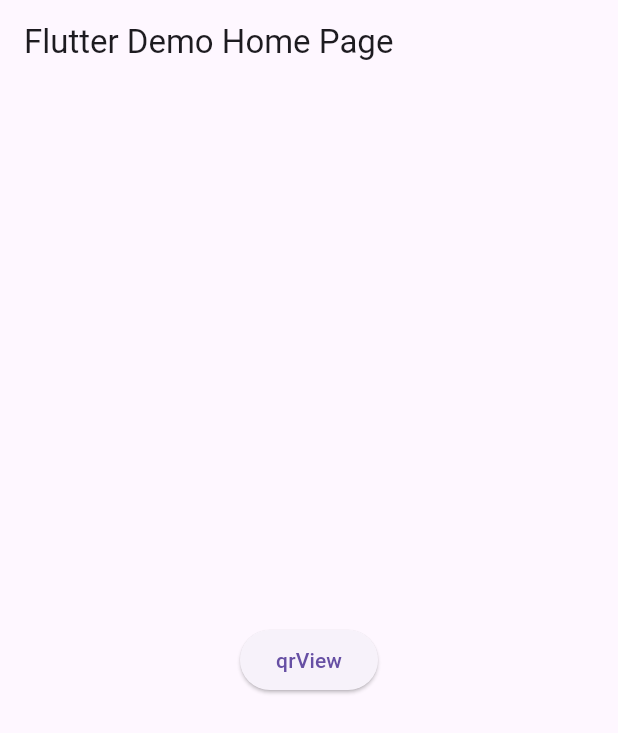
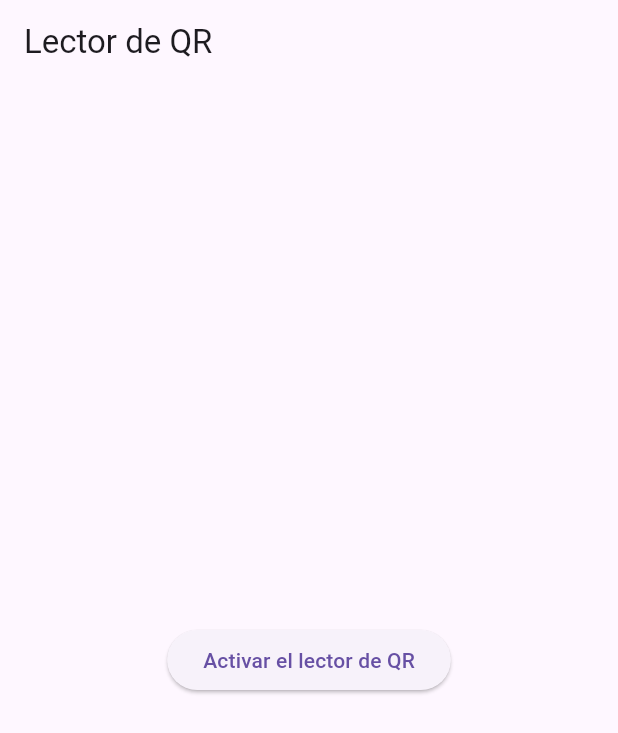
Before and after one commit to dan041223/qr_library, a Flutter app: the screen it shows after launch, on a phone screen of 412 x 824 dp. Shown: the top 733 px of the screen. Run offline on Flutter 3.47's test engine with Material 3 defaults, Android fonts, the light colour scheme and no system bars; missing offline and left inert: qr_code_scanner.

Commit message:
Cambio de los textos al iniciar la app

```diff
--- a/daniel_garcia_app_ev1/lib/main.dart
+++ b/daniel_garcia_app_ev1/lib/main.dart
@@ -13,7 +13,7 @@ class MyApp extends StatelessWidget {
   @override
   Widget build(BuildContext context) {
     return Scaffold(
-      appBar: AppBar(title: const Text('Flutter Demo Home Page')),
+      appBar: AppBar(title: const Text('Lector de QR')),
       body: Center(
         child: ElevatedButton(
           onPressed: () {
@@ -21,7 +21,7 @@ class MyApp extends StatelessWidget {
               builder: (context) => const QRViewExample(),
             ));
           },
-          child: const Text('qrView'),
+          child: const Text('Activar el lector de QR'),
         ),
       ),
     );
```
